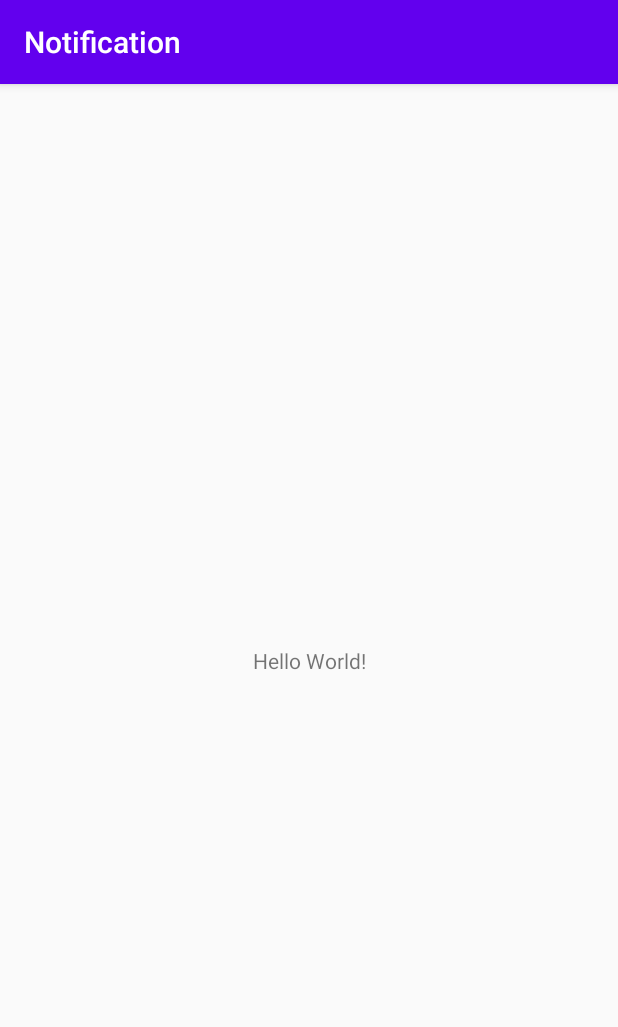
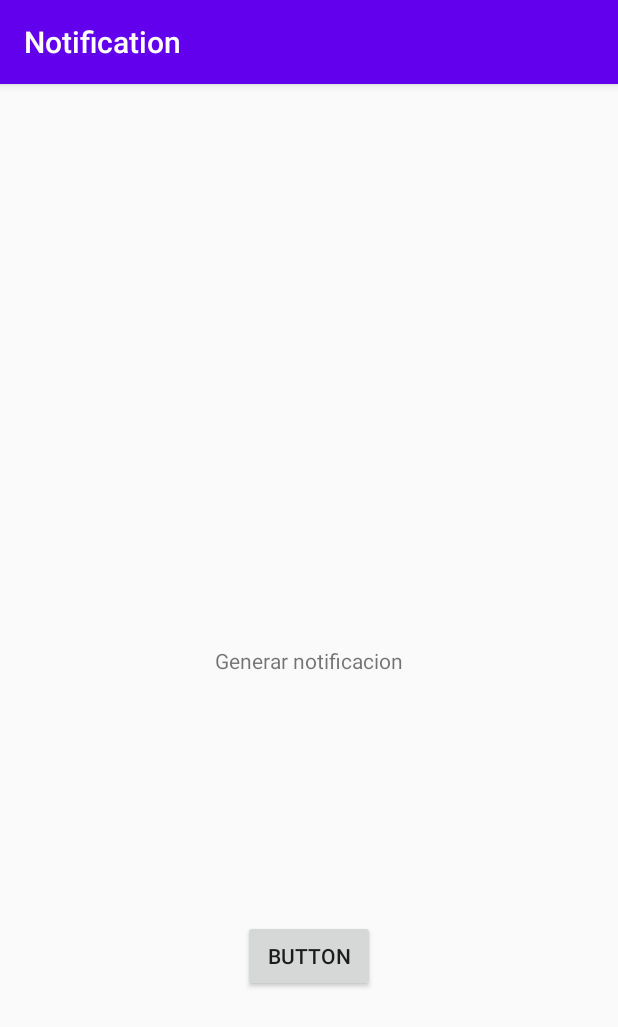
Before and after one commit to Pepeluisasecas/Notificaciones, an Android app: the screen it shows after launch (MainActivity), on a phone screen of 412 x 824 dp. Shown: the top 1027 px of the screen. Run offline under Robolectric (Android 15) with nearby library versions, the phone set to English and light mode, and no system bars.

Commit message:
notificacion simple

```diff
--- a/app/src/main/res/layout/activity_main.xml
+++ b/app/src/main/res/layout/activity_main.xml
@@ -7,12 +7,24 @@
     tools:context=".MainActivity">
 
     <TextView
+        android:id="@+id/textView"
         android:layout_width="wrap_content"
         android:layout_height="wrap_content"
-        android:text="Hello World!"
+        android:text="Generar notificacion"
         app:layout_constraintBottom_toBottomOf="parent"
         app:layout_constraintLeft_toLeftOf="parent"
         app:layout_constraintRight_toRightOf="parent"
         app:layout_constraintTop_toTopOf="parent" />
 
+    <Button
+        android:id="@+id/button"
+        android:layout_width="wrap_content"
+        android:layout_height="wrap_content"
+        android:text="Button"
+        app:layout_constraintBottom_toBottomOf="parent"
+        app:layout_constraintEnd_toEndOf="parent"
+        app:layout_constraintStart_toStartOf="parent"
+        app:layout_constraintTop_toBottomOf="@+id/textView"
+        android:onClick="generarNotificacion"/>
+
 </androidx.constraintlayout.widget.ConstraintLayout>
```
Also changed, not shown: app/src/main/java/com/example/notification/MainActivity.java (+47 -2 lines), app/src/main/res/drawable/notification_icon.jpeg (added).
